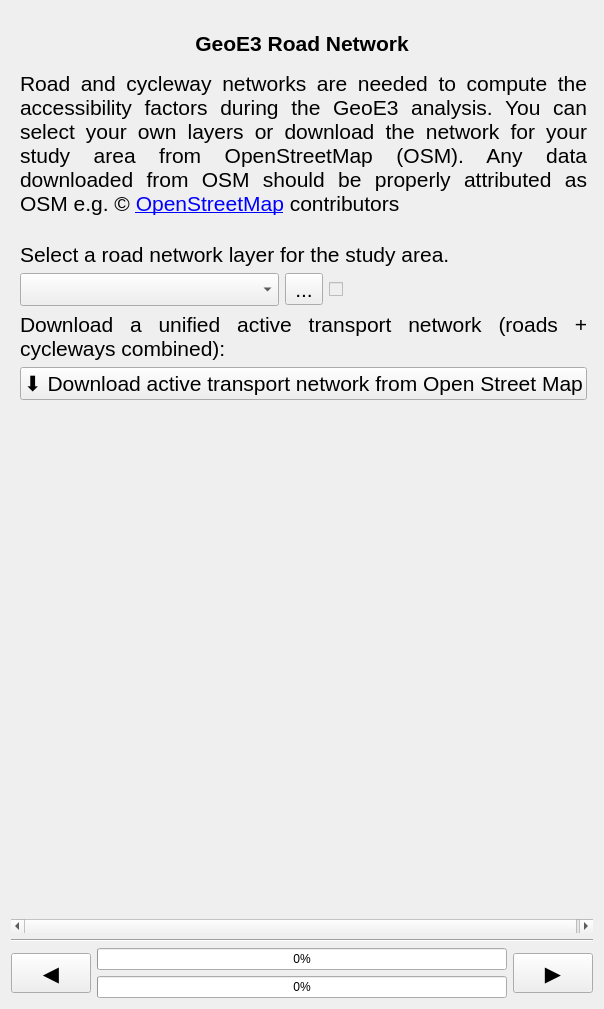
Old version of the form geest/ui/road_network_panel_base.ui in the repository worldbank/GEEST.
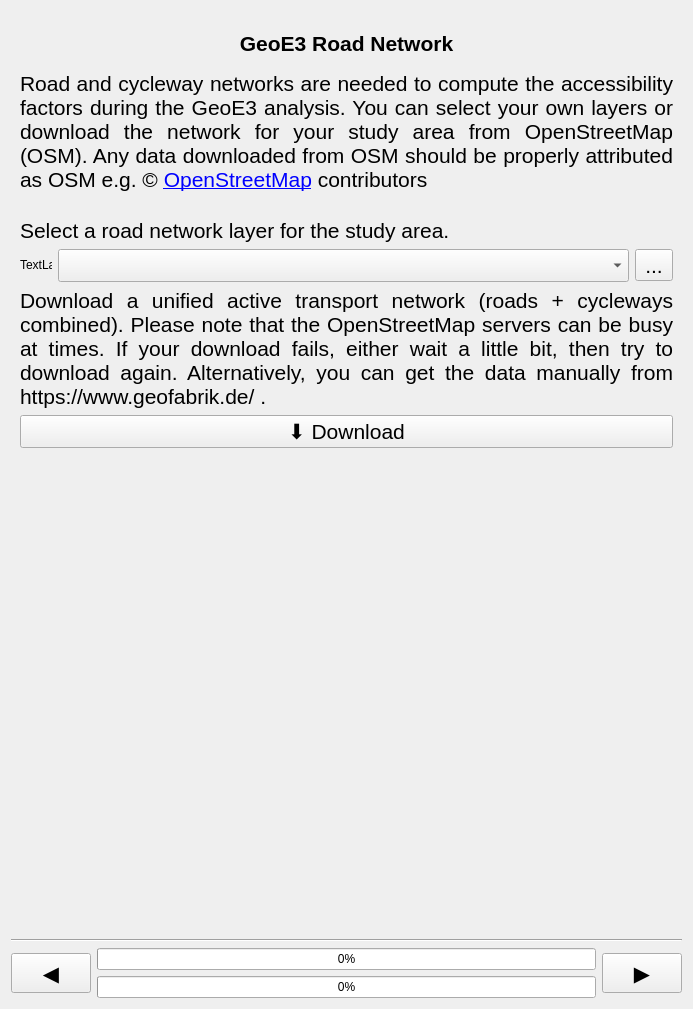
New version of the form. Icons and pictures are not drawn. Custom widgets are drawn as their Qt base class.

Commit message:
Improve OSM download error feedback and update branding to GeoE3
- Add user-friendly error messages when OSM download fails
- Show QMessageBox with error details and retry instructions
- Set tooltip on download button with error info
- Update "GEEST User Guide" references to "GeoE3 User Guide" in aggregation dialogs
- UI adjustments to create_project and road_network panels
- Fix unused Qt import in road_network_panel.py

🤖 Generated with [Claude Code](https://claude.com/claude-code)

The edit to the form file:
```diff
--- a/geest/ui/road_network_panel_base.ui
+++ b/geest/ui/road_network_panel_base.ui
@@ -6,7 +6,7 @@
    <rect>
     <x>0</x>
     <y>0</y>
-    <width>604</width>
+    <width>693</width>
     <height>1009</height>
    </rect>
   </property>
@@ -153,8 +153,8 @@
        <rect>
         <x>0</x>
         <y>0</y>
-        <width>586</width>
-        <height>801</height>
+        <width>675</width>
+        <height>809</height>
        </rect>
       </property>
       <property name="styleSheet">
@@ -224,6 +224,22 @@
          <property name="spacing">
           <number>6</number>
          </property>
+         <item>
+          <widget class="QLabel" name="layer_status_label">
+           <property name="maximumSize">
+            <size>
+             <width>32</width>
+             <height>32</height>
+            </size>
+           </property>
+           <property name="text">
+            <string>TextLabel</string>
+           </property>
+           <property name="scaledContents">
+            <bool>true</bool>
+           </property>
+          </widget>
+         </item>
          <item>
           <widget class="QgsMapLayerComboBox" name="road_layer_combo">
            <property name="font">
@@ -245,19 +261,6 @@
            </property>
           </widget>
          </item>
-         <item>
-          <widget class="QCheckBox" name="road_layer_status_checkbox">
-           <property name="enabled">
-            <bool>false</bool>
-           </property>
-           <property name="text">
-            <string/>
-           </property>
-           <property name="checkable">
-            <bool>true</bool>
-           </property>
-          </widget>
-         </item>
         </layout>
        </item>
        <item row="4" column="0" colspan="2">
@@ -268,7 +271,7 @@
           </font>
          </property>
          <property name="text">
-          <string>Download a unified active transport network (roads + cycleways combined):</string>
+          <string>Download a unified active transport network (roads + cycleways combined). Please note that the OpenStreetMap servers can be busy at times. If your download fails, either wait a little bit, then try to download again. Alternatively, you can get the data manually from https://www.geofabrik.de/ .</string>
          </property>
          <property name="textFormat">
           <enum>Qt::MarkdownText</enum>
@@ -289,11 +292,11 @@
           </font>
          </property>
          <property name="text">
-          <string>⬇️ Download active transport network from Open Street Map</string>
+          <string>⬇️ Download</string>
          </property>
         </widget>
        </item>
-       <item row="9" column="1">
+       <item row="6" column="0">
         <spacer name="verticalSpacer">
          <property name="orientation">
           <enum>Qt::Vertical</enum>
```
Left out of the diff: 34 changed lines with no effect on the pictures. The commit also changes 8 other files.
